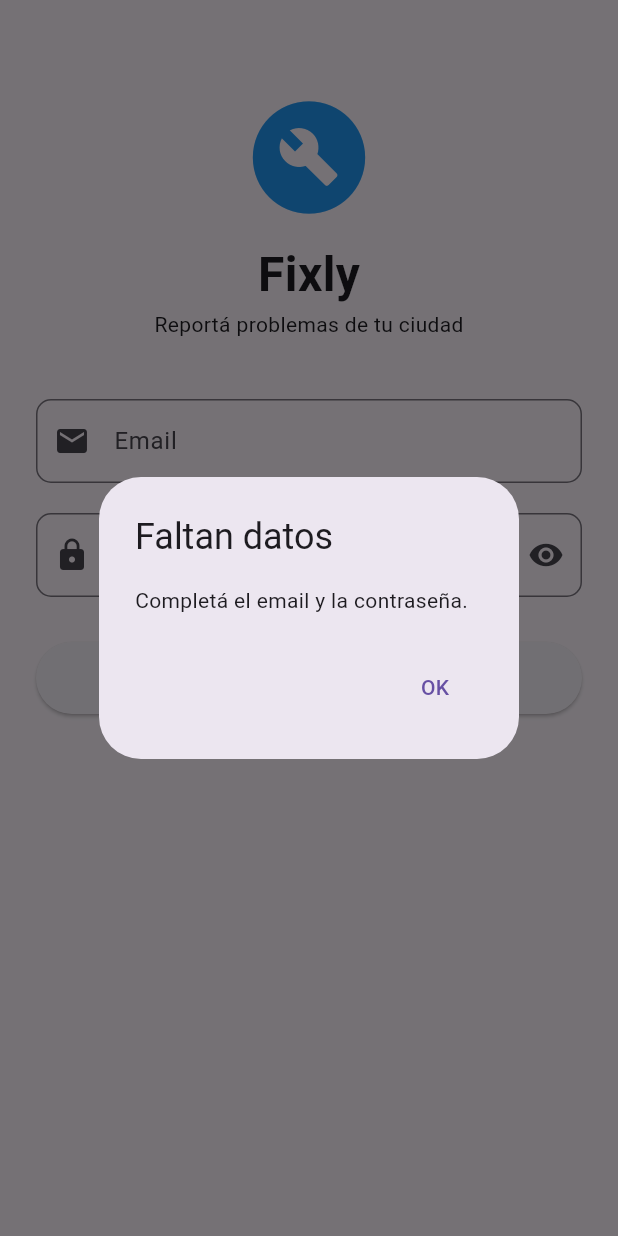
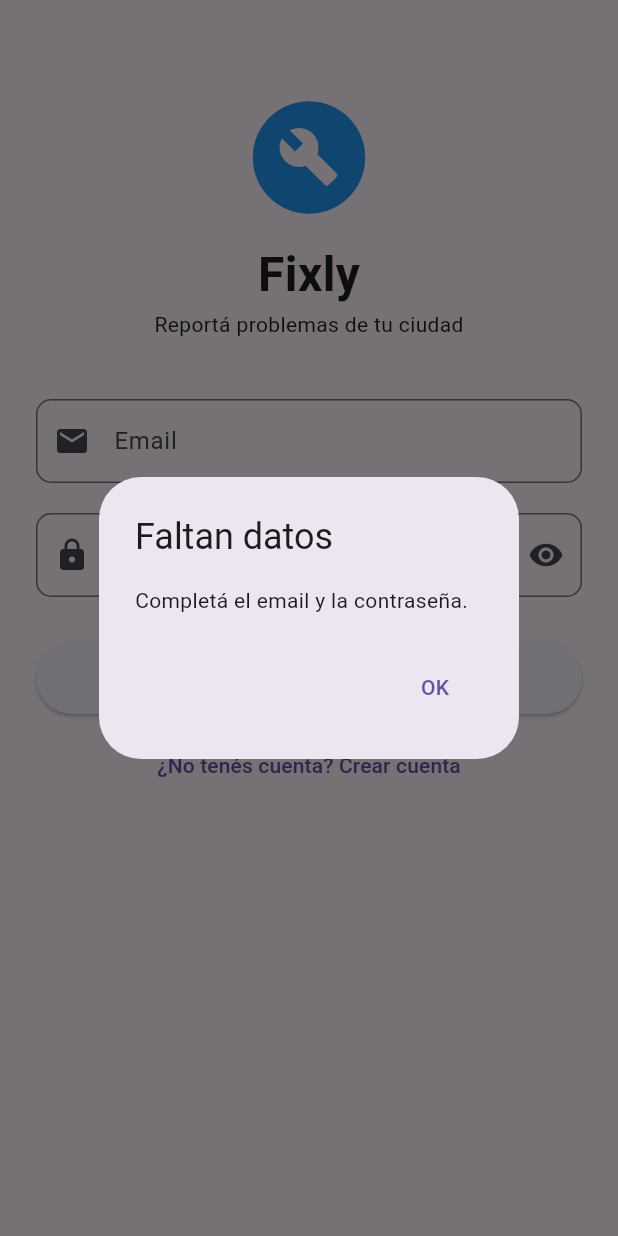
Before and after one commit to fabri-platero/fixly, a Flutter app: the screen it shows after launch, after a tap on "Ingresar", on a phone screen of 412 x 824 dp. Run offline on Flutter 3.47's test engine with Material 3 defaults, Android fonts, the phone set to English and light mode, and no system bars; our stand-ins replace firebase_auth, firebase_core; accounts and stored records are empty.

Commit message:
login now uses firebase auth

```diff
--- a/lib/src/pages/login_page.dart
+++ b/lib/src/pages/login_page.dart
@@ -1,3 +1,4 @@
+import 'package:fixly/src/provider/auth_provider.dart';
 import 'package:flutter/material.dart';
 
 class LoginPage extends StatefulWidget {
@@ -33,6 +34,8 @@ class _LoginPageState extends State<LoginPage> {
                   _crearPassword(),
                   const SizedBox(height: 30),
                   _crearBotonIngresar(),
+                  const SizedBox(height: 10),
+                  _crearBotonRegistro(),
                 ],
               ),
             ),
@@ -111,20 +114,35 @@ class _LoginPageState extends State<LoginPage> {
     );
   }
 
-  void _ingresar() {
+  Widget _crearBotonRegistro() {
+    return TextButton(
+      onPressed: () {
+        Navigator.pushNamed(context, 'registro');
+      },
+      child: const Text('¿No tenés cuenta? Crear cuenta'),
+    );
+  }
+
+  Future<void> _ingresar() async {
     if (_email.isEmpty || _password.isEmpty) {
-      _mostrarAlerta('Completá el email y la contraseña.');
+      _mostrarAlerta('Faltan datos', 'Completá el email y la contraseña.');
+      return;
+    }
+    final error = await authProvider.ingresar(_email.trim(), _password);
+    if (!mounted) return;
+    if (error != null) {
+      _mostrarAlerta('Error', error);
       return;
     }
     Navigator.pushReplacementNamed(context, 'home');
   }
 
-  void _mostrarAlerta(String mensaje) {
+  void _mostrarAlerta(String titulo, String mensaje) {
     showDialog(
       context: context,
       builder: (context) {
         return AlertDialog(
-          title: const Text('Faltan datos'),
+          title: Text(titulo),
           content: Text(mensaje),
           actions: <Widget>[
             TextButton(
```
